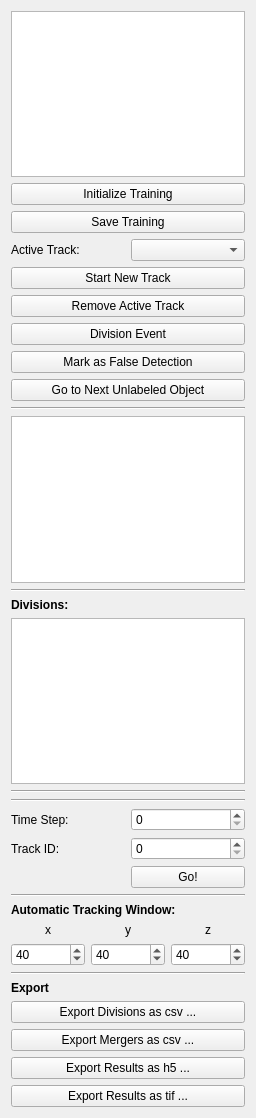
Above: ilastik/applets/tracking/annotations/drawer.ui from ilastik/ilastik before the change. Below: the same form after it.
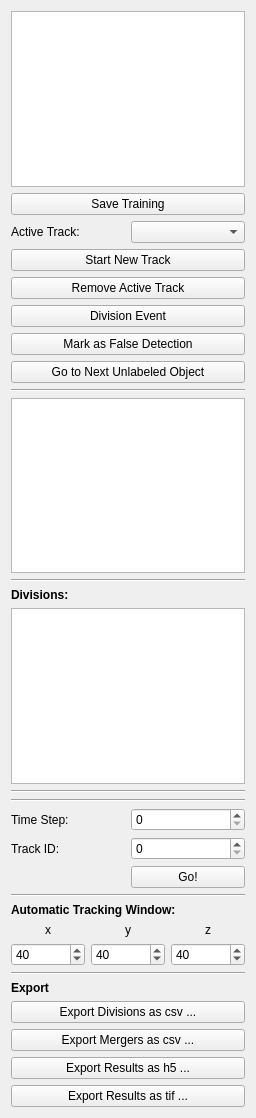
That is the form after the change. Custom widgets are drawn as their Qt base class.

Commit message:
onInitializeAnnotations was needed forearly testing of ilastik workflow
now it may be a dangerous button for the user as it will erase all training, so removing it

```diff
--- a/ilastik/applets/tracking/annotations/drawer.ui
+++ b/ilastik/applets/tracking/annotations/drawer.ui
@@ -36,18 +36,7 @@
     <widget class="CropListView" name="cropListView"/>
    </item>
    <item row="1" column="0">
-    <layout class="QVBoxLayout" name="verticalLayout_8">
-     <item>
-      <widget class="QPushButton" name="initializeAnnotations">
-       <property name="enabled">
-        <bool>true</bool>
-       </property>
-       <property name="text">
-        <string>Initialize Training</string>
-       </property>
-      </widget>
-     </item>
-    </layout>
+    <layout class="QVBoxLayout" name="verticalLayout_8"/>
    </item>
    <item row="2" column="0">
     <layout class="QVBoxLayout" name="verticalLayout_9">
```
The commit also changes 1 other file.
